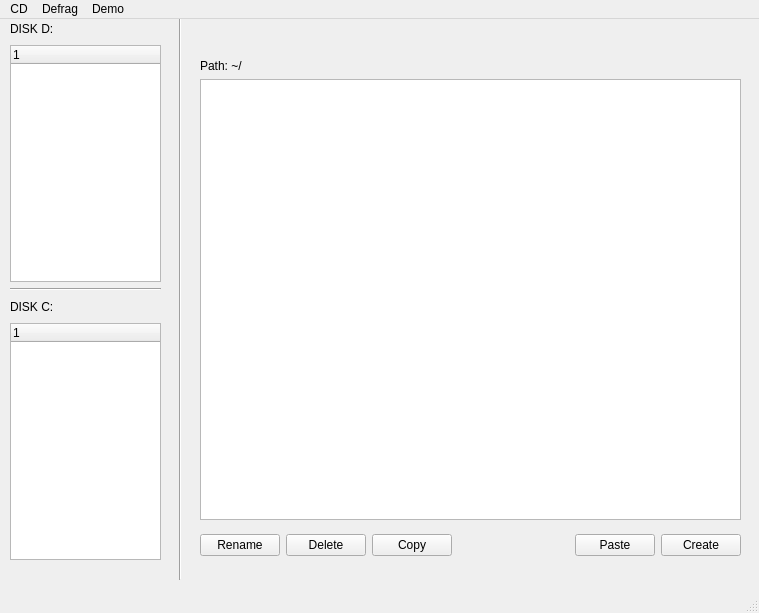
This is mainwindow.ui in ArthurRde/SimpleFileSystem as Qt 5 draws it before an edit. The edited form follows.
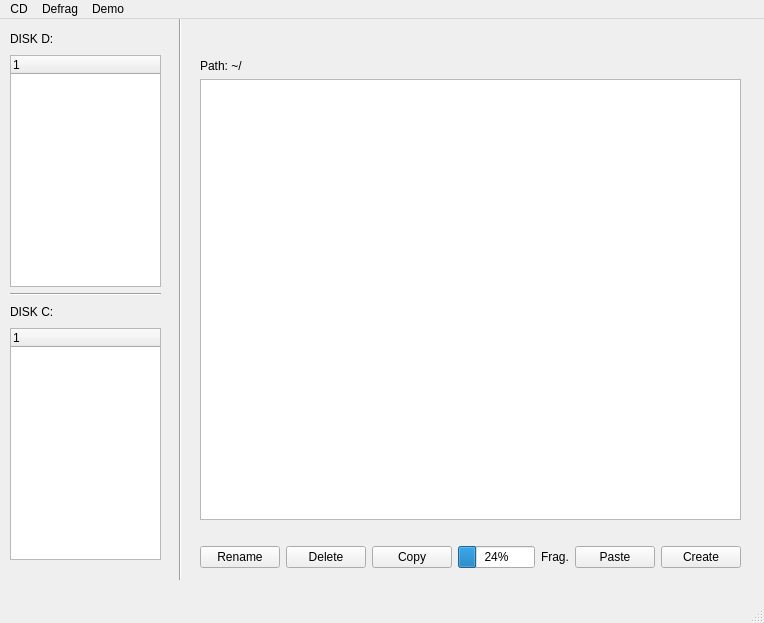
This is the edited form.

```diff
--- a/mainwindow.ui
+++ b/mainwindow.ui
@@ -6,8 +6,8 @@
    <rect>
     <x>0</x>
     <y>0</y>
-    <width>759</width>
-    <height>613</height>
+    <width>764</width>
+    <height>623</height>
    </rect>
   </property>
   <property name="windowTitle">
@@ -31,9 +31,9 @@
     <property name="geometry">
      <rect>
       <x>10</x>
-      <y>0</y>
+      <y>10</y>
       <width>151</width>
-      <height>541</height>
+      <height>531</height>
      </rect>
     </property>
     <layout class="QVBoxLayout" name="verticalLayout">
@@ -118,7 +118,7 @@
       <x>200</x>
       <y>510</y>
       <width>541</width>
-      <height>32</height>
+      <height>56</height>
      </rect>
     </property>
     <layout class="QHBoxLayout" name="horizontalLayout_3">
@@ -144,17 +144,22 @@
       </widget>
      </item>
      <item>
-      <spacer name="horizontalSpacer_3">
-       <property name="orientation">
-        <enum>Qt::Horizontal</enum>
-       </property>
-       <property name="sizeHint" stdset="0">
-        <size>
-         <width>40</width>
-         <height>20</height>
-        </size>
-       </property>
-      </spacer>
+      <layout class="QHBoxLayout" name="horizontalLayout_4">
+       <item>
+        <widget class="QProgressBar" name="progressBar">
+         <property name="value">
+          <number>24</number>
+         </property>
+        </widget>
+       </item>
+       <item>
+        <widget class="QLabel" name="label_4">
+         <property name="text">
+          <string>Frag.</string>
+         </property>
+        </widget>
+       </item>
+      </layout>
      </item>
      <item>
       <widget class="QPushButton" name="pushButton_4">
@@ -207,7 +212,7 @@
     <rect>
      <x>0</x>
      <y>0</y>
-     <width>759</width>
+     <width>764</width>
      <height>24</height>
     </rect>
    </property>
```
